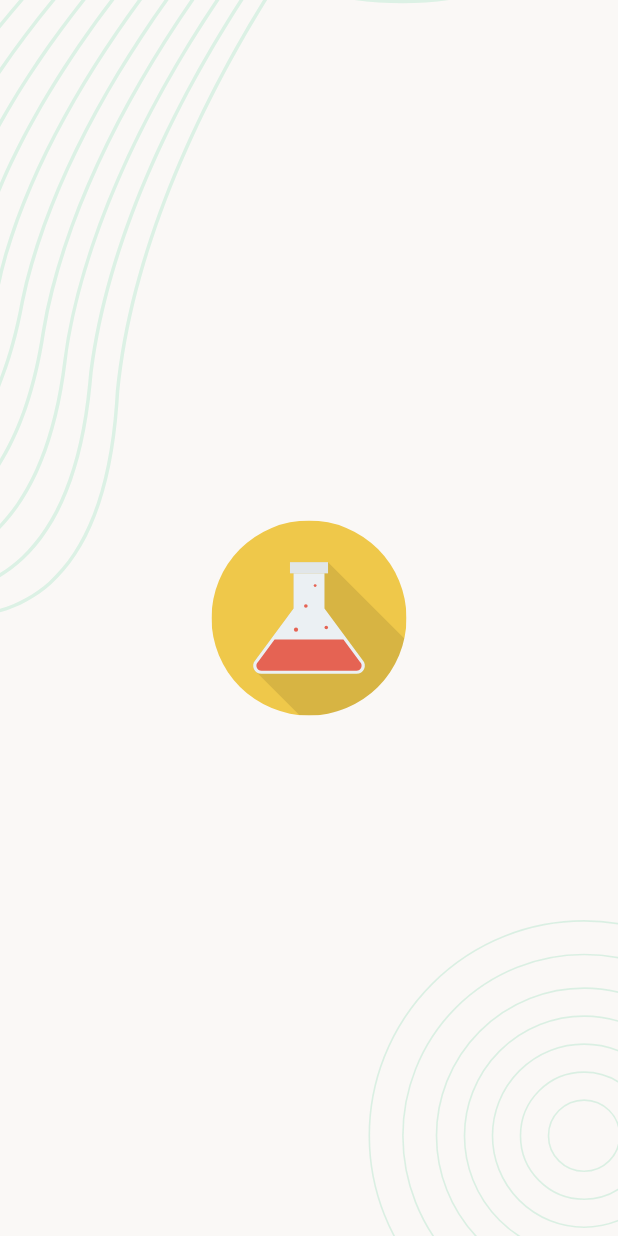
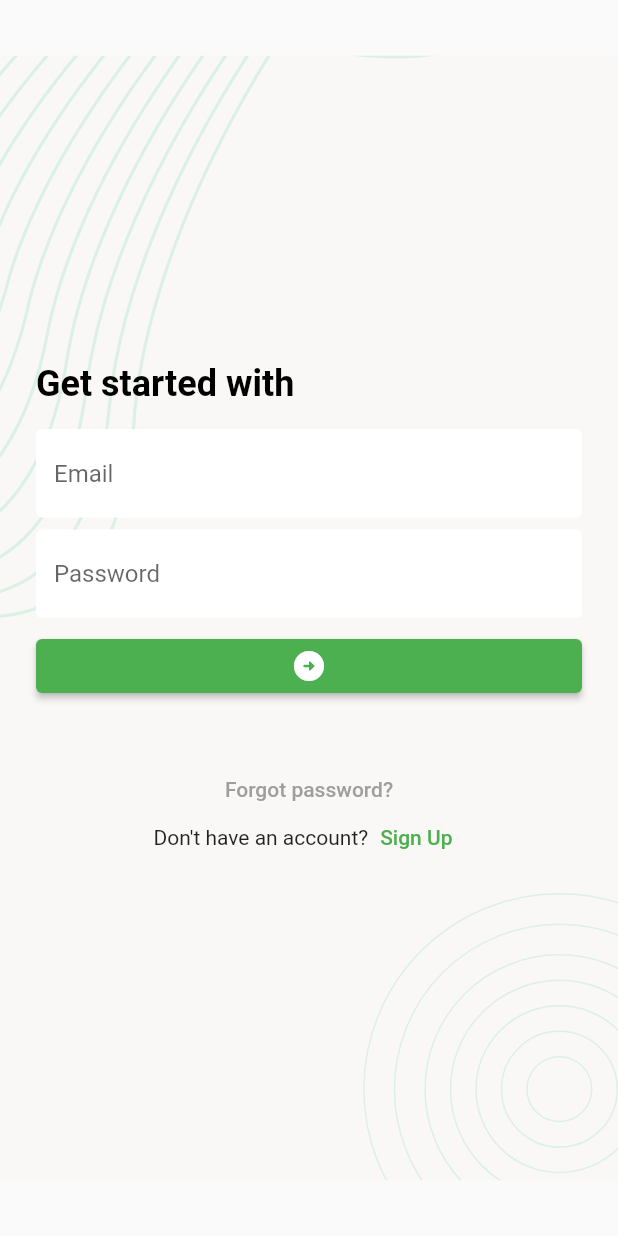
Before and after one commit to Tushar-ShahidurRahman/task_manager_rest_api, a Flutter app: the screen it shows after launch, on a phone screen of 412 x 824 dp. Run offline on Flutter 3.47's test engine with Material 2 defaults, Android fonts, the phone set to English and light mode, and no system bars; our stand-ins replace flutter_svg.

Commit message:
Login screen is done.

```diff
--- a/lib/main.dart
+++ b/lib/main.dart
@@ -1,10 +1,12 @@
 import 'package:flutter/material.dart';
+import 'package:task_manager_rest_api/ui/screens/login_page.dart';
 
 import 'ui/screens/splash_page.dart';
 
 void main() {
   runApp(MyApp());
 }
+
 class MyApp extends StatelessWidget {
   const MyApp({Key? key}) : super(key: key);
 
@@ -12,7 +14,7 @@ class MyApp extends StatelessWidget {
   Widget build(BuildContext context) {
     return MaterialApp(
       debugShowCheckedModeBanner: false,
-      home: SplashPage(),
+      home: LoginPage(),
     );
   }
 }
--- /dev/null
+++ b/lib/ui/screens/login_page.dart
@@ -0,0 +1,76 @@
+import 'package:flutter/material.dart';
+import 'package:task_manager_rest_api/ui/utils/text_style.dart';
+import 'package:task_manager_rest_api/ui/widgets/screen_background_widget.dart';
+
+import '../widgets/app_elevated_button.dart';
+import '../widgets/app_text_field_widget.dart';
+
+class LoginPage extends StatefulWidget {
+  const LoginPage({Key? key}) : super(key: key);
+
+  @override
+  State<LoginPage> createState() => _LoginPageState();
+}
+
+class _LoginPageState extends State<LoginPage> {
+  @override
+  Widget build(BuildContext context) {
+    return Scaffold(
+      body: SafeArea(
+        child: ScreenBackground(
+            child: Padding(
+          padding: const EdgeInsets.all(24.0),
+          child: Column(
+            crossAxisAlignment: CrossAxisAlignment.start,
+            mainAxisAlignment: MainAxisAlignment.center,
+            children: [
+              Text(
+                'Get started with',
+                style: screenTitleTextStyle,
+              ),
+              const SizedBox(
+                height: 16,
+              ),
+              AppTextFieldWidget(
+                  hintText: 'Email', controller: TextEditingController()),
+              const SizedBox(height: 8),
+              AppTextFieldWidget(
+                  hintText: 'Password', controller: TextEditingController()),
+              const SizedBox(height: 8),
+              AppElevatedButton(
+                onTap: () {},
+                child: const Icon(Icons.arrow_circle_right_rounded),
+              ),
+              const SizedBox(height: 30),
+              Center(
+                child: TextButton(
+                  style: TextButton.styleFrom(
+                    minimumSize: Size.zero,
+                    padding: EdgeInsets.fromLTRB(20, 20, 20, 0),
+                    tapTargetSize: MaterialTapTargetSize.shrinkWrap,
+                  ),
+                    onPressed: () {},
+                    child: const Text(
+                      'Forgot password?',
+                      style: TextStyle(color: Colors.grey),
+                    )),
+              ),
+              Row(
+                mainAxisAlignment: MainAxisAlignment.center,
+                children: [
+                  const Text("Don't have an account?"),
+                  TextButton(
+                      onPressed: () {},
+                      child: const Text(
+                        'Sign Up',
+                        style: TextStyle(color: Colors.green),
+                      )),
+                ],
+              )
+            ],
+          ),
+        )),
+      ),
+    );
+  }
+}
--- a/lib/ui/screens/splash_page.dart
+++ b/lib/ui/screens/splash_page.dart
@@ -1,5 +1,7 @@
 import 'package:flutter/material.dart';
 import 'package:flutter_svg/flutter_svg.dart';
+
+import '../widgets/screen_background_widget.dart';
 
 class SplashPage extends StatefulWidget {
   const SplashPage({Key? key}) : super(key: key);
@@ -11,24 +13,15 @@ class SplashPage extends StatefulWidget {
 class _SplashPageState extends State<SplashPage> {
   @override
   Widget build(BuildContext context) {
-    final Size screenSize = MediaQuery.of(context).size;
     return Scaffold(
-      body: Stack(
-        children: [
-          SvgPicture.asset(
-            'assets/images/background.svg',
-            fit: BoxFit.cover,
-            width: screenSize.width,
-            height: screenSize.height,
+      body: ScreenBackground(
+        child: Center(
+          child: SvgPicture.asset(
+            'assets/images/flask-chemistry.svg',
+            width: 130,
+            fit: BoxFit.scaleDown,
           ),
-          Center(
-            child: SvgPicture.asset(
-              'assets/images/flask-chemistry.svg',
-              width: 130,
-              fit: BoxFit.scaleDown,
-            ),
-          )
-        ],
+        ),
       ),
     );
   }
--- /dev/null
+++ b/lib/ui/utils/text_style.dart
@@ -0,0 +1,7 @@
+import 'package:flutter/material.dart';
+
+TextStyle screenTitleTextStyle = const TextStyle(
+  fontSize: 24,
+  fontWeight: FontWeight.w600,
+  color: Colors.black,
+);
--- /dev/null
+++ b/lib/ui/widgets/app_elevated_button.dart
@@ -0,0 +1,24 @@
+import 'package:flutter/material.dart';
+
+class AppElevatedButton extends StatelessWidget {
+  const AppElevatedButton({
+    super.key,
+    required this.child,
+    required this.onTap,
+  });
+
+  final Widget child;
+  final VoidCallback onTap;
+
+  @override
+  Widget build(BuildContext context) {
+    return SizedBox(
+      width: double.infinity,
+      child: ElevatedButton(
+        style: ElevatedButton.styleFrom(backgroundColor: Colors.green),
+        onPressed: onTap,
+        child: child,
+      ),
+    );
+  }
+}
--- /dev/null
+++ b/lib/ui/widgets/app_text_field_widget.dart
@@ -0,0 +1,29 @@
+import 'package:flutter/material.dart';
+
+class AppTextFieldWidget extends StatelessWidget {
+  final String hintText;
+  final TextEditingController controller;
+  final bool? obscureText;
+
+  const AppTextFieldWidget({
+    super.key,
+    required this.hintText,
+    required this.controller,
+    this.obscureText,
+  });
+
+  @override
+  Widget build(BuildContext context) {
+    return TextFormField(
+      controller: controller,
+      decoration: InputDecoration(
+        hintText: hintText,
+        fillColor: Colors.white,
+        filled: true,
+        border: const OutlineInputBorder(
+          borderSide: BorderSide.none,
+        ),
+      ),
+    );
+  }
+}
--- /dev/null
+++ b/lib/ui/widgets/screen_background_widget.dart
@@ -0,0 +1,25 @@
+import 'package:flutter/material.dart';
+import 'package:flutter_svg/flutter_svg.dart';
+
+class ScreenBackground extends StatelessWidget {
+  const ScreenBackground({
+    super.key,
+    required this.child,
+  });
+
+  final Widget child;
+
+  @override
+  Widget build(BuildContext context) {
+    final Size screenSize = MediaQuery.of(context).size;
+    return Stack(
+      children: [
+        SvgPicture.asset('assets/images/background.svg',
+            fit: BoxFit.fitWidth,
+            width: screenSize.width,
+            height: screenSize.height),
+        child,
+      ],
+    );
+  }
+}
```
